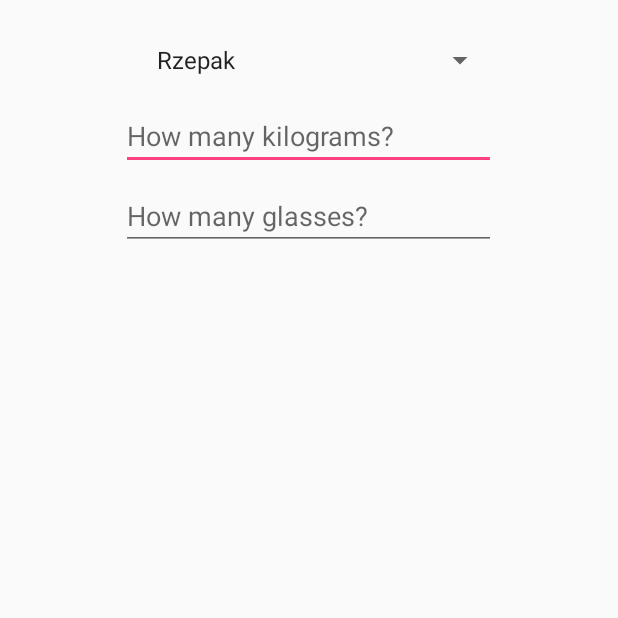
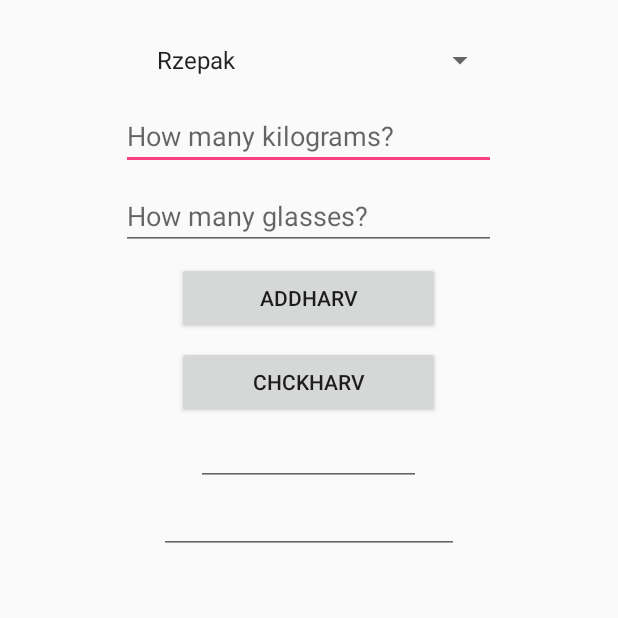
Before and after one commit to hbartek230/PierwszaApi, an Android app: the AddHarvestActivity screen opened directly, with no data from a screen before it, on a phone screen of 412 x 824 dp, the top half of it. Run offline under Robolectric (Android 15) with nearby library versions, the phone set to English and light mode, and no system bars; our stand-ins replace Firebase (no records; nobody signed in at launch, a user with empty details on screens opened directly).

Commit message:
dodane zmiana ilości zebranego miodu - AddHarvestActivity:44-70

```diff
--- a/app/src/main/java/com/example/bhren/myapplication/AddHarvestActivity.java
+++ b/app/src/main/java/com/example/bhren/myapplication/AddHarvestActivity.java
@@ -1,13 +1,95 @@
 package com.example.bhren.myapplication;
 
+import android.support.annotation.NonNull;
 import android.support.v7.app.AppCompatActivity;
 import android.os.Bundle;
+import android.view.View;
+import android.widget.Button;
+import android.widget.EditText;
+import android.widget.Spinner;
+import android.widget.Toast;
+
+import com.example.bhren.myapplication.Model.Harvest;
+import com.google.firebase.database.DataSnapshot;
+import com.google.firebase.database.DatabaseError;
+import com.google.firebase.database.DatabaseReference;
+import com.google.firebase.database.FirebaseDatabase;
+import com.google.firebase.database.ValueEventListener;
 
 public class AddHarvestActivity extends AppCompatActivity {
+
+    private EditText etKilo;
+    private EditText etGlasses;
+    private Button btnAddHarv;
+    private Button btnChckHarv;
+    private Spinner honeySpinner;
+    private EditText summ;
+    private EditText honeyKind;
 
     @Override
     protected void onCreate(Bundle savedInstanceState) {
         super.onCreate(savedInstanceState);
         setContentView(R.layout.activity_add_harvest);
+        etKilo = findViewById(R.id.etKilos);
+        etGlasses = findViewById(R.id.etGlasses);
+        btnAddHarv = (Button) findViewById(R.id.addHarv);
+        btnChckHarv = findViewById(R.id.chckHarv);
+        honeySpinner = findViewById(R.id.honeySpinner);
+        summ = findViewById(R.id.etSummary);
+        honeyKind = findViewById(R.id.etHoneyKind);
+
+        final FirebaseDatabase database = FirebaseDatabase.getInstance();
+        final DatabaseReference table_harvest = database.getReference("Harvest");
+
+        btnAddHarv.setOnClickListener(new View.OnClickListener() {
+            @Override
+            public void onClick(View v) {
+                table_harvest.addValueEventListener(new ValueEventListener() {
+                    @Override
+                    public void onDataChange(@NonNull DataSnapshot dataSnapshot) {
+                        if (dataSnapshot.child(honeySpinner.getSelectedItem().toString()).exists()) {
+                            if (etKilo.getText().toString().equals("") || etGlasses.getText().toString().equals("")) {
+                                Toast.makeText(AddHarvestActivity.this, "Nie wprowadzono danych", Toast.LENGTH_SHORT).show();
+                            } else {
+                                DatabaseReference addHarvRef = database.getReference("Harvest").child(honeySpinner.getSelectedItem().toString());
+                                Harvest harvest = new Harvest(etKilo.getText().toString(), etGlasses.getText().toString());
+                                addHarvRef.setValue(harvest);
+                                Toast.makeText(AddHarvestActivity.this, "Zmieniono zbiór", Toast.LENGTH_SHORT).show();
+                            }
+                        } else {
+                            Toast.makeText(AddHarvestActivity.this, "Coś poszło nie tak", Toast.LENGTH_SHORT).show();
+                        }
+                    }
+
+                    @Override
+                    public void onCancelled(@NonNull DatabaseError databaseError) {
+                        Toast.makeText(AddHarvestActivity.this, "Error", Toast.LENGTH_SHORT).show();
+                    }
+                });
+            }
+        });
+
+        btnChckHarv.setOnClickListener(new View.OnClickListener() {
+            @Override
+            public void onClick(View v) {
+                table_harvest.addValueEventListener(new ValueEventListener() {
+                    @Override
+                    public void onDataChange(@NonNull DataSnapshot dataSnapshot) {
+                        if (dataSnapshot.child(honeySpinner.getSelectedItem().toString()).exists()) {
+                            honeyKind.setText(honeySpinner.getSelectedItem().toString());
+                            Harvest harvest = dataSnapshot.child(honeySpinner.getSelectedItem().toString()).getValue(Harvest.class);
+                            summ.setText(harvest.getKilo().toString());
+                        } else {
+                            Toast.makeText(AddHarvestActivity.this, "Nie mamy takiego moidu w składzie", Toast.LENGTH_SHORT).show();
+                        }
+                    }
+
+                    @Override
+                    public void onCancelled(@NonNull DatabaseError databaseError) {
+
+                    }
+                });
+            }
+        });
     }
 }
--- a/app/src/main/res/layout/activity_add_harvest.xml
+++ b/app/src/main/res/layout/activity_add_harvest.xml
@@ -16,13 +16,13 @@
         android:orientation="vertical">
 
         <Spinner
-            android:id="@+id/spinner4"
+            android:id="@+id/honeySpinner"
             android:layout_width="250dp"
             android:layout_height="wrap_content"
             android:layout_marginTop="20dp"
-            android:textSize="18sp"
             android:entries="@array/act_addHarvest_spinner"
-            android:paddingLeft="16dp" />
+            android:paddingLeft="16dp"
+            android:textSize="18sp" />
     </LinearLayout>
 
     <LinearLayout
@@ -56,4 +56,38 @@
             android:inputType="textPersonName"
             android:textSize="18sp" />
     </LinearLayout>
+
+    <LinearLayout
+        android:layout_width="match_parent"
+        android:layout_height="match_parent"
+        android:gravity="center"
+        android:orientation="vertical">
+
+        <Button
+            android:id="@+id/addHarv"
+            android:layout_width="175dp"
+            android:layout_height="wrap_content"
+            android:layout_margin="8dp"
+            android:text="addHarv" />
+
+        <Button
+            android:id="@+id/chckHarv"
+            android:layout_width="175dp"
+            android:layout_height="wrap_content"
+            android:text="chckHarv" />
+
+        <EditText
+            android:id="@+id/etSummary"
+            android:layout_width="150dp"
+            android:layout_height="wrap_content"
+            android:ems="10"
+            android:inputType="textPersonName" />
+
+        <EditText
+            android:id="@+id/etHoneyKind"
+            android:layout_width="200dp"
+            android:layout_height="wrap_content"
+            android:ems="10"
+            android:inputType="textPersonName" />
+    </LinearLayout>
 </LinearLayout>
```
Also changed, not shown: app/src/main/java/com/example/bhren/myapplication/MainActivity.java (+6 -10 lines), app/src/main/java/com/example/bhren/myapplication/Model/Harvest.java (added, +31 -0 lines).
